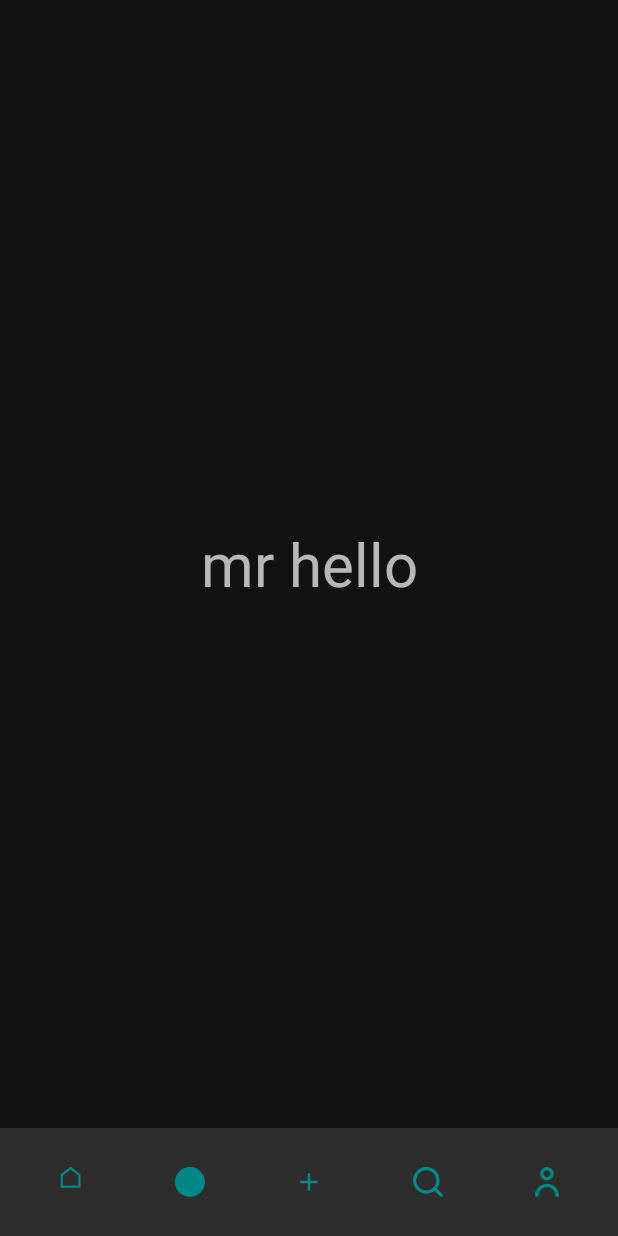
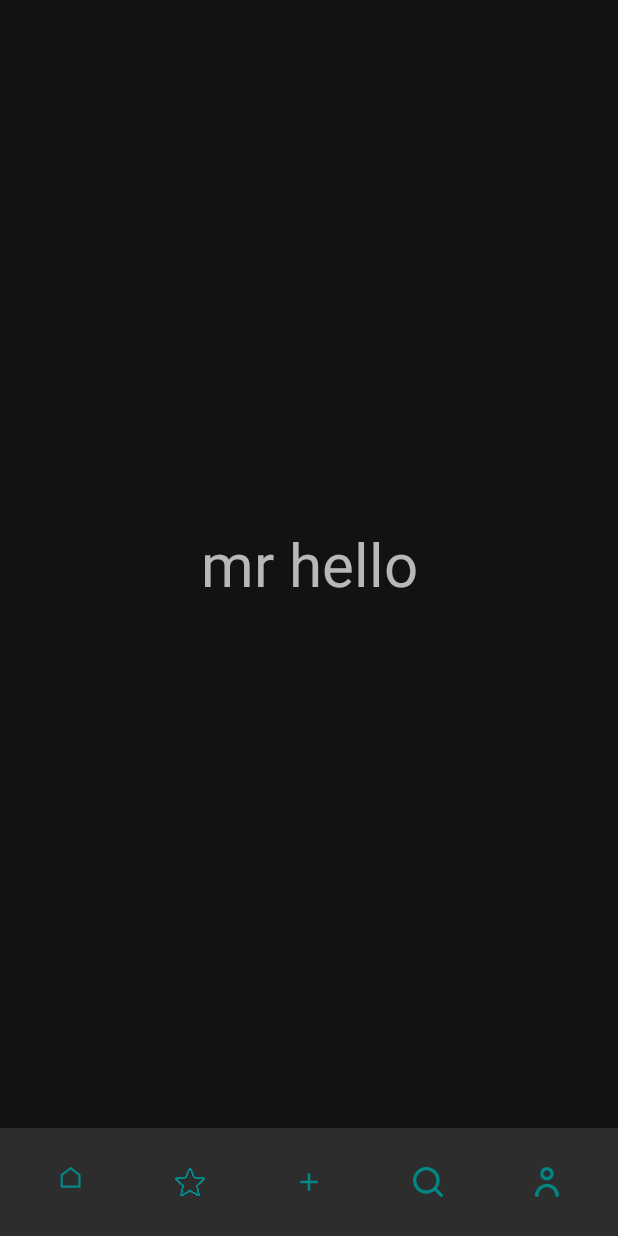
Before and after one commit to Android-Development-To-java/E-Business, an Android app: the screen it shows after launch (MainActivity), item 3 of the bottom bar chosen, on a phone screen of 412 x 824 dp. Run offline under Robolectric (Android 15) with nearby library versions, the phone set to English and light mode, and no system bars; libraries missing offline, so code that uses them is left out: com.smarteist.autoimageslider; 9 statements that could not run were skipped.

Commit message:
Add somethings AnaMul

```diff
--- a/app/src/main/res/menu/bottom_nav.xml
+++ b/app/src/main/res/menu/bottom_nav.xml
@@ -6,7 +6,7 @@
         android:title="Home" />
     <item
         android:id="@+id/favorite"
-        android:icon="@drawable/ic_favorit"
+        android:icon="@drawable/fav"
         android:title="Favorite" />
     <item
         android:id="@+id/upload"
```
Also changed, not shown: app/src/main/res/drawable/fav.png (added).
